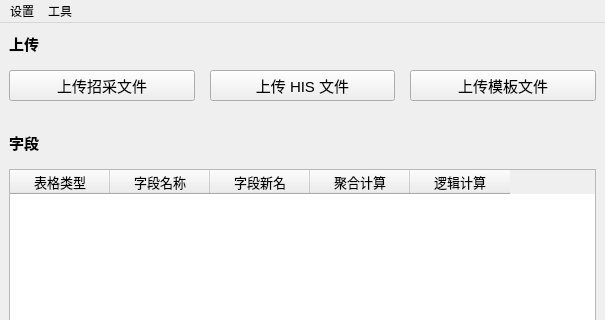
Qt form Python/CompareData/ui/Comparator.ui (Himmelbleu/py_tools) before a commit; both pictures show x 0 to 605 and y 0 to 320 of the 605 by 690 pixel window.
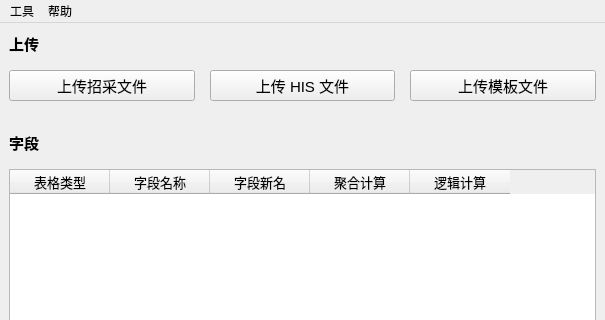
The same form after that commit. Icons and pictures are not drawn.

```diff
--- a/Python/CompareData/ui/Comparator.ui
+++ b/Python/CompareData/ui/Comparator.ui
@@ -299,20 +299,20 @@
      <height>22</height>
     </rect>
    </property>
-   <widget class="QMenu" name="menu_2">
+   <widget class="QMenu" name="menu_1">
     <property name="title">
      <string>工具</string>
     </property>
     <addaction name="action_file_formatter"/>
    </widget>
-   <widget class="QMenu" name="menu_1">
+   <widget class="QMenu" name="menu">
     <property name="title">
-     <string extracomment="123123">设置</string>
+     <string>帮助</string>
     </property>
     <addaction name="action_timestamp"/>
    </widget>
    <addaction name="menu_1"/>
-   <addaction name="menu_2"/>
+   <addaction name="menu"/>
   </widget>
   <widget class="QStatusBar" name="statusBar">
    <property name="styleSheet">
```
Left out of the diff: 49 changed lines with no effect on the pictures.
